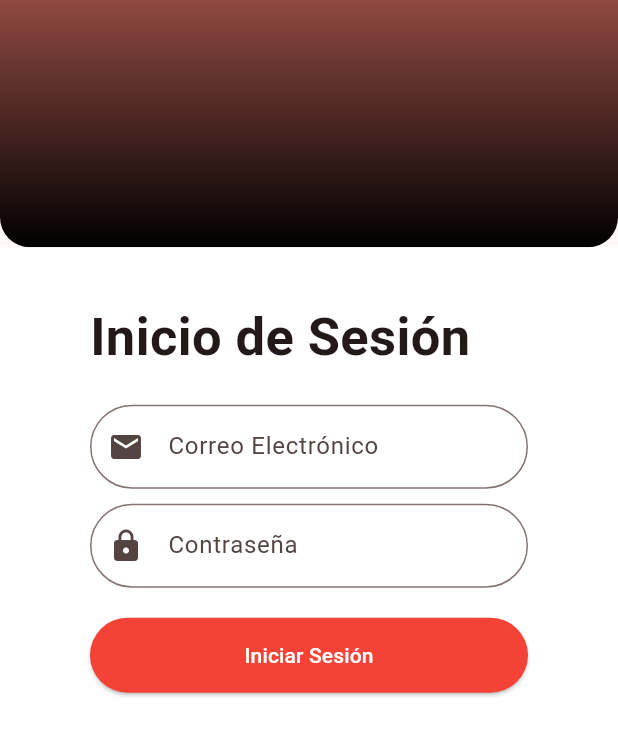
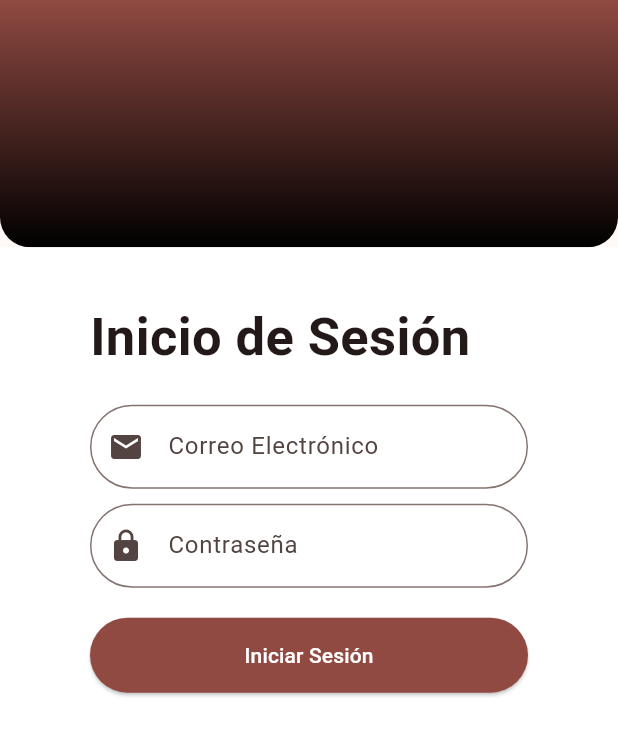
Before and after one commit to juanfrg201/SportAppClientMobile, a Flutter app: the screen it shows after launch, after a tap on "Inicio de Sesión", on a phone screen of 412 x 824 dp. Shown: the top 736 px of the screen. Run offline on Flutter 3.47's test engine with Material 3 defaults, Android fonts, the phone set to English and light mode, and no system bars.

Commit message:
Adds style botton home

```diff
--- a/lib/src/components/home/home_botton.dart
+++ b/lib/src/components/home/home_botton.dart
@@ -11,15 +11,22 @@ class HomeBotton extends StatelessWidget {
 
   @override
   Widget build(BuildContext context) {
-    return ElevatedButton(
-      onPressed: () {
-        Navigator.pushNamed(context, routes);
-      },
-      style: ElevatedButton.styleFrom(
-        padding: EdgeInsets.symmetric(horizontal: 40, vertical: 20),
-        textStyle: TextStyle(fontSize: 14),
+    final color = Theme.of(context).colorScheme;
+    return SizedBox(
+      width: double.infinity,
+      child: ElevatedButton(
+        onPressed: () {
+          Navigator.pushNamed(context, routes);
+        },
+        style: ElevatedButton.styleFrom(
+          padding: EdgeInsets.symmetric(vertical: 15), // Ajusta el padding vertical según tu diseño
+          shape: RoundedRectangleBorder(
+            borderRadius: BorderRadius.circular(40.0), // Hace que el botón sea redondeado
+          ),
+          backgroundColor: color.primary, // Color de fondo rojo
+        ),
+        child: Text(name, style: TextStyle(color: Colors.white),),
       ),
-      child: Text('${name}'),
     );
   }
 }
--- a/lib/src/screens/sessions/login_screen.dart
+++ b/lib/src/screens/sessions/login_screen.dart
@@ -98,7 +98,7 @@ class _LoginScreenState extends State<LoginScreen> {
                           shape: RoundedRectangleBorder(
                             borderRadius: BorderRadius.circular(40.0), // Hace que el botón sea redondeado
                           ),
-                          backgroundColor: Colors.red, // Color de fondo rojo
+                          backgroundColor: color.primary, // Color de fondo rojo
                         ),
                         child: const Text('Iniciar Sesión', style: TextStyle(color: Colors.white),),
                       ),
--- a/lib/src/screens/sessions/register_screen.dart
+++ b/lib/src/screens/sessions/register_screen.dart
@@ -138,7 +138,7 @@ class _RegisterScreenState extends State<RegisterScreen> {
                           shape: RoundedRectangleBorder(
                             borderRadius: BorderRadius.circular(40.0), // Hace que el botón sea redondeado
                           ),
-                          backgroundColor: Colors.red, // Color de fondo rojo
+                          backgroundColor: color.primary, // Color de fondo rojo
                         ),
                         child: const Text('Registrate', style: TextStyle(color: Colors.white),),
                       ),
```
